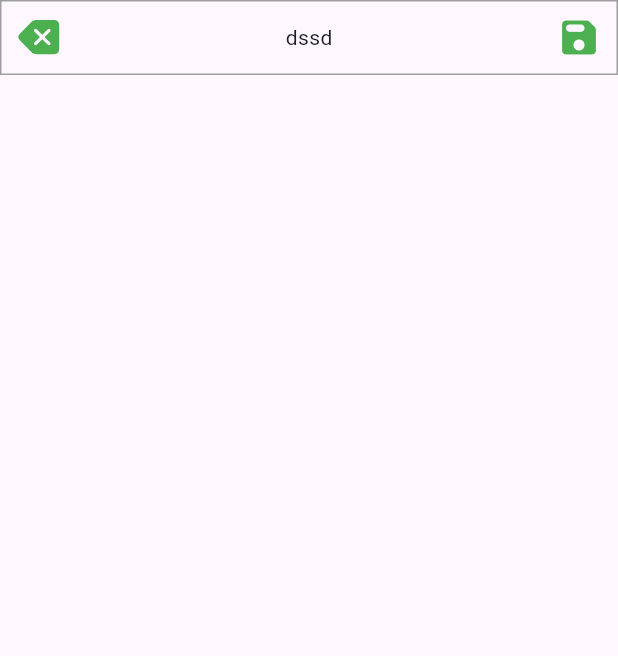
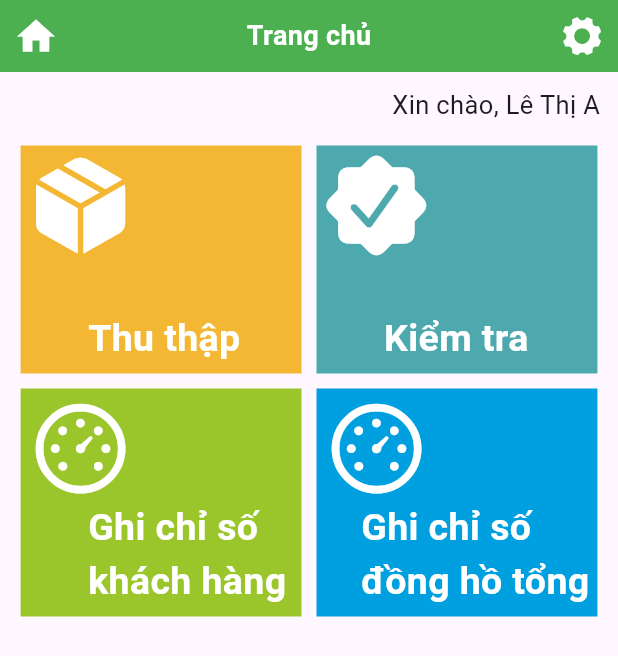
Before and after one commit to TrungTran2751999/app-gcs, a Flutter app: the screen it shows after launch, after a tap on "Đăng nhập", on a phone screen of 412 x 824 dp. Shown: the top 656 px of the screen. Run offline on Flutter 3.47's test engine with Material 3 defaults, Android fonts, the phone set to English and light mode, and no system bars; our stand-ins replace firebase_core, firebase_messaging, flutter_local_notifications; accounts and stored records are empty.

```diff
--- a/lib/main.dart
+++ b/lib/main.dart
@@ -1,12 +1,12 @@
 import 'package:app/config/firebase_options.dart';
 import 'package:app/home_sreen.dart';
 import 'package:app/util/dto/WorkController/WorkDTO.dart';
-import 'package:app/widget/LoginView.dart';
+import 'package:app/widget/DangNhap.dart';
 import 'package:firebase_core/firebase_core.dart';
 import 'package:firebase_messaging/firebase_messaging.dart';
 import 'package:flutter/material.dart';
 
-import 'modal/DataItems.dart';
+import 'adapter/DataItems.dart';
 
 void main(List<String> args) async{
   WidgetsFlutterBinding.ensureInitialized();
--- a/lib/util/Util.dart
+++ b/lib/util/Util.dart
@@ -1,7 +1,7 @@
 import 'dart:convert';
 
 import 'package:app/util/LoginUser.dart';
-import 'package:app/widget/LoginView.dart';
+import 'package:app/widget/DangNhap.dart';
 import 'package:flutter/material.dart';
 import 'package:http/http.dart' as http;
 class Util{
--- a/lib/widget/DetailView.dart
+++ b/lib/widget/ChiTietKH.dart
@@ -1,14 +1,14 @@
 import 'package:flutter/cupertino.dart';
 import 'package:flutter/material.dart';
 
-class DetailView extends StatefulWidget {
-  const DetailView({super.key});
+class ChiTietKH extends StatefulWidget {
+  const ChiTietKH({super.key});
 
   @override
-  State<DetailView> createState() => _DetailViewState();
+  State<ChiTietKH> createState() => _ChiTietKHState();
 }
 
-class _DetailViewState extends State<DetailView> {
+class _ChiTietKHState extends State<ChiTietKH> {
   @override
   Widget build(BuildContext context) {
     return Scaffold(
@@ -38,7 +38,7 @@ class _DetailViewState extends State<DetailView> {
                         color: Colors.green,
                         size: 30,
                       ),
-                      Text("dssd"),
+                      Text(""),
                       Icon(
                         Icons.save_rounded,
                         color: Colors.green,
--- a/lib/widget/LoginView.dart
+++ b/lib/widget/DangNhap.dart
@@ -1,7 +1,8 @@
 import 'package:app/network/NetWork.dart';
 import 'package:app/util/Util.dart';
 import 'package:app/util/dto/WorkController/WorkDTO.dart';
-import 'package:app/widget/DetailView.dart';
+import 'package:app/widget/ChiTietKH.dart';
+import 'package:app/widget/TrangChu.dart';
 // import 'package:app/widget/MainView.dart';
 import 'package:flutter/cupertino.dart';
 import 'package:flutter/material.dart';
@@ -11,11 +12,11 @@ class LoginView extends StatefulWidget{
   @override
   State<StatefulWidget> createState() {
     // TODO: implement createState
-   return LoginViews();
+   return DangNhap();
   }
 
 }
-class LoginViews extends State<LoginView>{
+class DangNhap extends State<LoginView>{
   NotificationService notificationService = NotificationService();
   @override
   void initState() {
@@ -202,7 +203,7 @@ class LoginViews extends State<LoginView>{
                 width: MediaQuery.of(context).size.width,
                 child: ElevatedButton(
                   onPressed: () {
-                    Navigator.push(context, MaterialPageRoute(builder: (context)=>DetailView()));
+                    Navigator.push(context, MaterialPageRoute(builder: (context)=>TrangChu()));
                   },
                   child: Padding(
                     child:Text(
--- /dev/null
+++ b/lib/widget/TrangChu.dart
@@ -0,0 +1,265 @@
+import 'package:app/widget/ListKhuVuc.dart';
+import 'package:flutter/cupertino.dart';
+import 'package:flutter/material.dart';
+
+class TrangChu extends StatelessWidget {
+  const TrangChu({super.key});
+
+  @override
+  Widget build(BuildContext context) {
+    return Scaffold(
+      appBar: AppBar(
+        toolbarHeight: 0,
+        backgroundColor: Colors.black,
+      ),
+      body: Column(
+        children: [
+          Container(
+            color: Colors.green,
+            child: Row(
+              mainAxisAlignment: MainAxisAlignment.spaceBetween,
+              children: [
+                IconButton(
+                    onPressed: (){},
+                    icon: Icon(
+                        Icons.home,
+                        color: Colors.white,
+                        size: 30,
+                    ),
+                ),
+                Text(
+                  "Trang chủ",
+                  style: TextStyle(
+                    color: Colors.white,
+                    fontWeight: FontWeight.bold,
+                    fontSize: 18
+                  ),
+                ),
+                IconButton(
+                  onPressed: (){},
+                  icon: Icon(
+                    CupertinoIcons.gear_alt_fill,
+                    color: Colors.white,
+                    size: 30,
+                  ),
+                ),
+              ],
+            ),
+          ),
+          Padding(
+              padding: EdgeInsets.only(top: 10, bottom: 10, right: 12),
+              child: Align(
+                alignment: Alignment.centerRight,
+                child: Text(
+                  "Xin chào, Lê Thị A",
+                  style: TextStyle(
+                      fontSize: 17
+                  ),
+                ),
+              ),
+          ),
+          Column(
+            children: [
+              Row(
+                mainAxisAlignment: MainAxisAlignment.center,
+                children: [
+                  GestureDetector(
+                    child: Padding(
+                      child: Container(
+                          width: MediaQuery.of(context).size.width/2.2,
+                          color: Color.fromRGBO(243, 183, 51, 1),
+                          child: Padding(
+                            padding: EdgeInsets.all(5),
+                            child: Column(
+                              children: [
+                                Align(
+                                  alignment: Alignment.bottomLeft,
+                                  child: Icon(
+                                    CupertinoIcons.cube_box_fill,
+                                    color: Colors.white,
+                                    size: 70,
+                                  ),
+                                ),
+                                Align(
+                                  child: SizedBox(
+                                    width: MediaQuery.of(context).size.width/3,
+                                    child: Text(
+                                      "",
+                                      style: TextStyle(
+                                          fontWeight: FontWeight.bold,
+                                          color: Colors.white,
+                                          fontSize: 25
+                                      ),
+                                    ),
+                                  ),
+                                  alignment: Alignment.centerRight,
+                                ),
+                                Align(
+                                  child: SizedBox(
+                                    width: MediaQuery.of(context).size.width/3,
+                                    child: Text(
+                                      "Thu thập",
+                                      style: TextStyle(
+                                          fontWeight: FontWeight.bold,
+                                          color: Colors.white,
+                                          fontSize: 25
+                                      ),
+                                    ),
+                                  ),
+                                  alignment: Alignment.bottomRight,
+                                )
+                              ],
+                            ),
+                          )
+                      ),
+                      padding: EdgeInsets.all(5),
+                    ),
+                    onTap: (){},
+                  ),
+                  GestureDetector(
+                    child: Padding(
+                      child: Container(
+                          width: MediaQuery.of(context).size.width/2.2,
+                          color: Color.fromRGBO(78, 169, 174, 1),
+                          child: Padding(
+                            padding: EdgeInsets.all(5),
+                            child: Column(
+                              children: [
+                                Align(
+                                  alignment: Alignment.bottomLeft,
+                                  child: Icon(
+                                    CupertinoIcons.checkmark_seal_fill,
+                                    color: Colors.white,
+                                    size: 70,
+                                  ),
+                                ),
+                                Align(
+                                  child: SizedBox(
+                                    width: MediaQuery.of(context).size.width/3,
+                                    child: Text(
+                                      "",
+                                      style: TextStyle(
+                                          fontWeight: FontWeight.bold,
+                                          color: Colors.white,
+                                          fontSize: 25
+                                      ),
+                                    ),
+                                  ),
+                                  alignment: Alignment.centerRight,
+                                ),
+                                Align(
+                                  child: SizedBox(
+                                    width: MediaQuery.of(context).size.width/3,
+                                    child: Text(
+                                      "Kiểm tra",
+                                      style: TextStyle(
+                                          fontWeight: FontWeight.bold,
+                                          color: Colors.white,
+                                          fontSize: 25
+                                      ),
+                                    ),
+                                  ),
+                                  alignment: Alignment.bottomRight,
+                                )
+                              ],
+                            ),
+                          )
+                      ),
+                      padding: EdgeInsets.all(5),
+                    ),
+                    onTap: (){},
+                  ),
+                ],
+              ),
+              Row(
+                mainAxisAlignment: MainAxisAlignment.center,
+                children: [
+                  GestureDetector(
+                    onTap: (){
+                      Navigator.push(context, MaterialPageRoute(builder: (context)=>ListKhuVuc()));
+                    },
+                    child: Padding(
+                      padding: EdgeInsets.all(5),
+                      child: Container(
+                          width: MediaQuery.of(context).size.width/2.2,
+                          color: Color.fromRGBO(154, 198, 43, 1),
+                          child: Padding(
+                            padding: EdgeInsets.all(5),
+                            child: Column(
+                              children: [
+                                const Align(
+                                  alignment: Alignment.bottomLeft,
+                                  child: Icon(
+                                    CupertinoIcons.speedometer,
+                                    color: Colors.white,
+                                    size: 70,
+                                  ),
+                                ),
+                                Align(
+                                  alignment: Alignment.centerRight,
+                                  child: SizedBox(
+                                    width: MediaQuery.of(context).size.width/3,
+                                    child: const Text(
+                                      "Ghi chỉ số khách hàng",
+                                      style: TextStyle(
+                                          fontWeight: FontWeight.bold,
+                                          color: Colors.white,
+                                          fontSize: 25
+                                      ),
+                                    ),
+                                  ),
+                                )
+                              ],
+                            ),
+                          )
+                      ),
+                    ),
+                  ),
+                  GestureDetector(
+                    onTap: (){},
+                    child: Padding(
+                      padding: EdgeInsets.all(5),
+                      child: Container(
+                          width: MediaQuery.of(context).size.width/2.2,
+                          color: Color.fromRGBO(0,159,224, 1),
+                          child: Padding(
+                            padding: EdgeInsets.all(5),
+                            child: Column(
+                              children: [
+                                const Align(
+                                  alignment: Alignment.bottomLeft,
+                                  child: Icon(
+                                    CupertinoIcons.speedometer,
+                                    color: Colors.white,
+                                    size: 70,
+                                  ),
+                                ),
+                                Align(
+                                  alignment: Alignment.centerRight,
+                                  child: SizedBox(
+                                    width: MediaQuery.of(context).size.width/2.7,
+                                    child: const Text(
+                                      "Ghi chỉ số đồng hồ tổng",
+                                      style: TextStyle(
+                                          fontWeight: FontWeight.bold,
+                                          color: Colors.white,
+                                          fontSize: 25
+                                      ),
+                                    ),
+                                  ),
+                                )
+                              ],
+                            ),
+                          )
+                      ),
+                    ),
+                  )
+                ],
+              ),
+            ],
+          )
+        ],
+      ),
+    );
+  }
+}
```
Also changed, not shown: lib/widget/ListKhuVuc.dart (added, +162 -0 lines), lib/widget/ListKhuVucChiTiet.dart (added, +186 -0 lines), lib/adapter/DataItems.dart (renamed from lib/modal/DataItems.dart).
